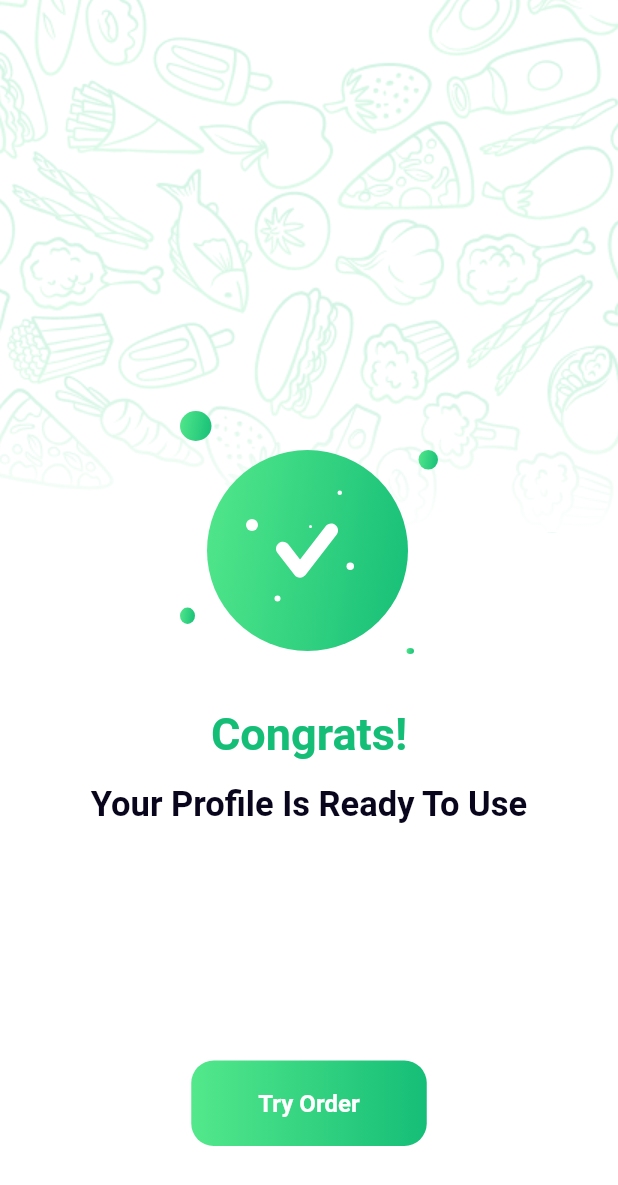
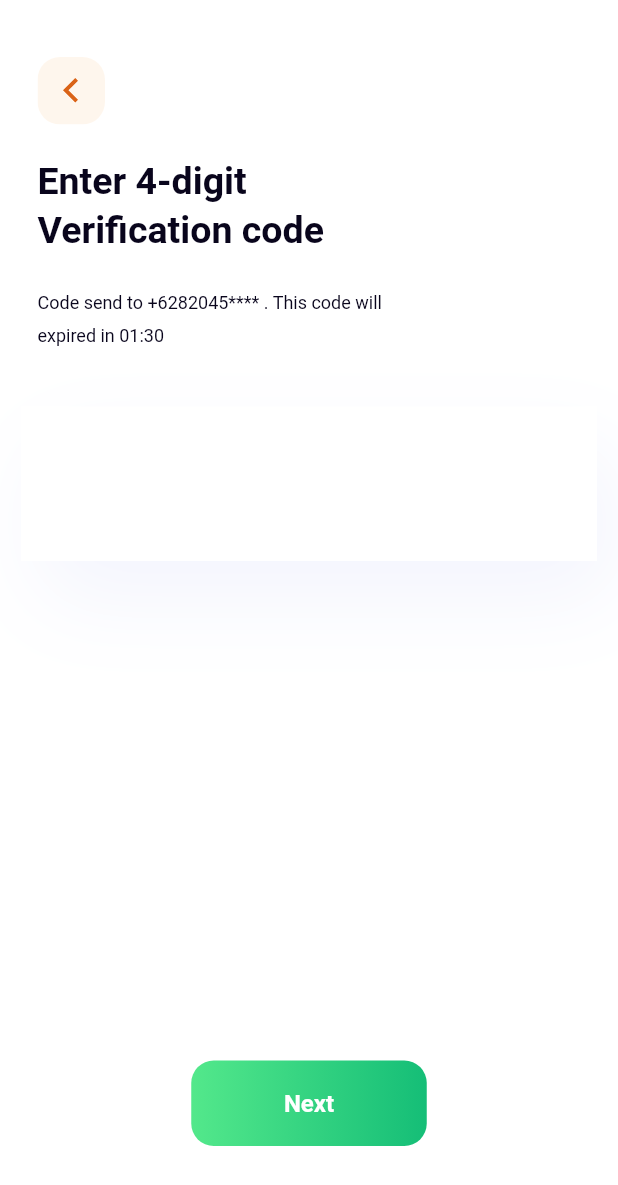
Before and after one commit to koliane/food_ninja, a Flutter app: the screen it shows after launch, on a phone screen of 412 x 824 dp. Shown: the top 1185 px of the screen. Run offline on Flutter 3.47's test engine with Material 2 defaults, Android fonts, the phone set to English and light mode, and no system bars; our stand-ins replace flutter_svg, get_it, mobx, moor, moor_flutter; generated files the repository leaves out were written again; project files that could hold a hidden picture were left out.

Commit message:
verification code page

```diff
--- a/lib/main.dart
+++ b/lib/main.dart
@@ -7,6 +7,7 @@ import 'package:food_ninja/ui/styles/default/theme.dart';
 import 'package:food_ninja/ui/widgets/pages/auth/login_page.dart';
 import 'package:food_ninja/ui/widgets/pages/auth/ready_profile_status_page.dart';
 import 'package:food_ninja/ui/widgets/pages/auth/registration_page.dart';
+import 'package:food_ninja/ui/widgets/pages/auth/verification_code_page.dart';
 import 'package:food_ninja/ui/widgets/pages/main_page/main_page.dart';
 import 'package:food_ninja/ui/widgets/pages/onboarding_page/onboarding_delivery_page.dart';
 import 'package:food_ninja/ui/widgets/pages/onboarding_page/onboarding_find_food_page.dart';
@@ -39,7 +40,8 @@ class MyApp extends StatelessWidget {
       // initialRoute: Routes.splashScreen,
       // initialRoute: Routes.login,
       // initialRoute: Routes.registration,
-      initialRoute: Routes.readyProfileStatus,
+      // initialRoute: Routes.readyProfileStatus,
+      initialRoute: Routes.verificationCode,
       routes: {
         Routes.main: (_) => const MainPage(),
         Routes.splashScreen: (_) => const SplashScreenPage(),
@@ -48,6 +50,7 @@ class MyApp extends StatelessWidget {
         Routes.login: (_) => const LoginPage(),
         Routes.registration: (_) => const RegistrationPage(),
         Routes.readyProfileStatus: (_) => const ReadyProfileStatusPage(),
+        Routes.verificationCode: (_) => const VerificationCodePage(),
       },
     );
   }
--- a/lib/state/routes/routes.dart
+++ b/lib/state/routes/routes.dart
@@ -5,4 +5,5 @@ class Routes {
   static const login = '/login';
   static const registration = '/registration';
   static const readyProfileStatus = '/ready_profile_status';
+  static const verificationCode = '/verification_code';
 }
--- a/lib/ui/styles/default/theme.dart
+++ b/lib/ui/styles/default/theme.dart
@@ -5,6 +5,13 @@ final primaryThemeData = ThemeData(
   scaffoldBackgroundColor: const Color(primaryBackgroundColor),
 
   textTheme: const TextTheme(
+    headline1: TextStyle(
+        fontSize: 25,
+        fontWeight: FontWeight.w700,
+        height: 1.31,
+        color: Color(primaryBlackColor),
+        package: 'food_ninja'
+    ),
     headline2: TextStyle(
         fontSize: 23,
         fontWeight: FontWeight.w700,
--- /dev/null
+++ b/lib/ui/widgets/components/app_bar/top_app_bar.dart
@@ -0,0 +1,17 @@
+import 'package:flutter/material.dart';
+import 'package:flutter_svg/flutter_svg.dart';
+
+class TopAppBar extends StatelessWidget {
+  const TopAppBar({Key? key}) : super(key: key);
+
+  @override
+  Widget build(BuildContext context) {
+    return Container(
+      padding: EdgeInsets.only(
+        left: 25,
+        top: 38
+      ),
+      child: SvgPicture.asset('assets/images/navigation/back.svg', width: 45,),
+    );
+  }
+}
--- /dev/null
+++ b/lib/ui/widgets/pages/auth/verification_code_page.dart
@@ -0,0 +1,65 @@
+import 'package:flutter/material.dart';
+import 'package:flutter/services.dart';
+import 'package:food_ninja/ui/styles/default/shadow.dart';
+import 'package:food_ninja/ui/widgets/pages/step_page/step_page.dart';
+import 'package:food_ninja/ui/widgets/scenes/page_scaffold/page_scaffold.dart';
+
+class VerificationCodePage extends StatelessWidget {
+
+  const VerificationCodePage({
+    Key? key,
+  }) : super(key: key);
+
+  @override
+  Widget build(BuildContext context) {
+
+    return PageScaffold(
+      resizeToAvoidBottomInset: false,
+        body: StepPage(
+          title: 'Enter 4-digit\nVerification code',
+          description: 'Code send to +6282045**** . This code will\nexpired in 01:30',
+          buttonText: 'Next',
+          child: Column(
+            children: [
+              const SizedBox(height: 38,),
+              Container(
+                height: 103,
+                margin: const EdgeInsets.symmetric(horizontal: 14),
+                decoration: BoxDecoration(
+                  borderRadius: BorderRadius.circular(22),
+                  boxShadow: primaryShadow
+                ),
+                child: TextField(
+
+                  showCursor: false,
+                  style: const TextStyle(
+                    fontSize: 33,
+                    fontWeight: FontWeight.w600,
+                    height: 1.5,
+                    letterSpacing: 70,
+                    decoration: TextDecoration.none,
+                    package: 'food_ninja'
+                  ),
+
+                  decoration: const InputDecoration(
+                    fillColor: Colors.white,
+                    filled: true,
+                    border: InputBorder.none,
+                    contentPadding: EdgeInsets.symmetric(vertical: 28)
+                  ),
+                  // maxLength: 4,
+                  inputFormatters:[
+                    LengthLimitingTextInputFormatter(4),
+                    FilteringTextInputFormatter.digitsOnly
+                  ],
+                  keyboardType: const TextInputType.numberWithOptions(
+                    decimal: true,
+                  ),
+                ),
+              ),
+            ],
+          ),
+        )
+    );
+  }
+}
--- /dev/null
+++ b/lib/ui/widgets/pages/step_page/step_page.dart
@@ -0,0 +1,62 @@
+import 'package:flutter/material.dart';
+import 'package:food_ninja/ui/widgets/base/button/primary_button.dart';
+import 'package:food_ninja/ui/widgets/components/app_bar/top_app_bar.dart';
+
+class StepPage extends StatelessWidget {
+  final String title;
+  final String buttonText;
+  final String description;
+  final Widget child;
+
+  const StepPage({
+    required this.title,
+    required this.buttonText,
+    required this.description,
+    required this.child,
+    Key? key,
+  }) : super(key: key);
+
+  @override
+  Widget build(BuildContext context) {
+    return Stack(
+      alignment: Alignment.center,
+      children: [
+        const Positioned(
+            top: 0,
+            left: 0,
+            child: TopAppBar()
+        ),
+        Container(
+          // color: Colors.green,
+          padding: const EdgeInsets.only(
+            top: 83,
+            bottom: 117,
+          ),
+          child: Column(
+            crossAxisAlignment: CrossAxisAlignment.stretch,
+            children: [
+              const SizedBox(height: 20,),
+              Padding(
+                padding: const EdgeInsets.symmetric(horizontal: 25),
+                child: Column(
+                  crossAxisAlignment: CrossAxisAlignment.start,
+                  children: [
+                    Text(title, style: Theme.of(context).textTheme.headline1),
+                    const SizedBox(height: 20,),
+                    Text(description, style: Theme.of(context).textTheme.bodyText2),
+                  ],
+                ),
+              ),
+
+              child
+            ],
+          ),
+        ),
+        Positioned(
+            bottom: 60,
+            child: PrimaryButton(buttonText)
+        )
+      ],
+    );
+  }
+}
--- a/pubspec.yaml
+++ b/pubspec.yaml
@@ -70,6 +70,7 @@ flutter:
     - assets/images/social_services/
     - assets/images/input/
     - assets/images/status/
+    - assets/images/navigation/
 
   # An image asset can refer to one or more resolution-specific "variants", see
   # https://flutter.dev/assets-and-images/#resolution-aware.
```
Also changed, not shown: assets/images/navigation/back.svg (added).
